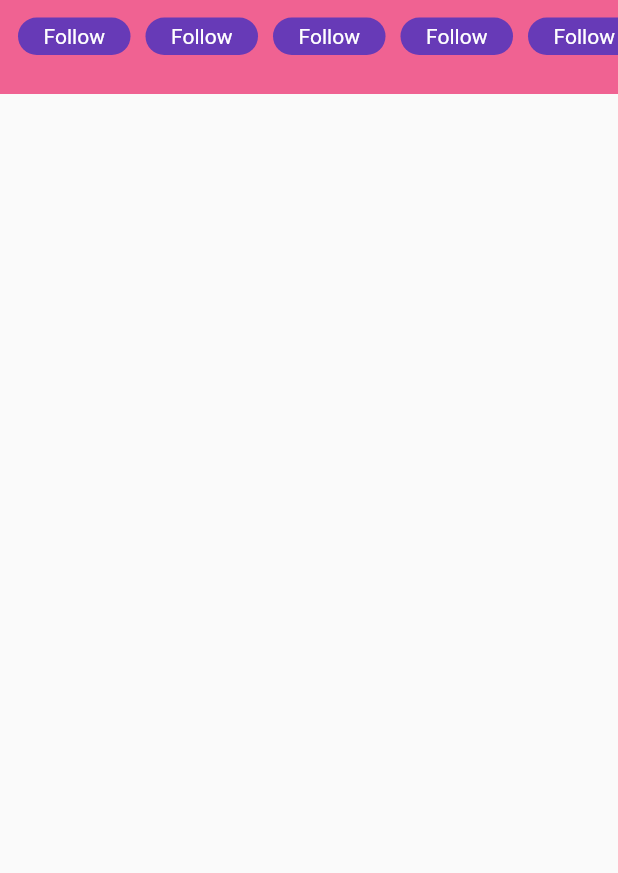
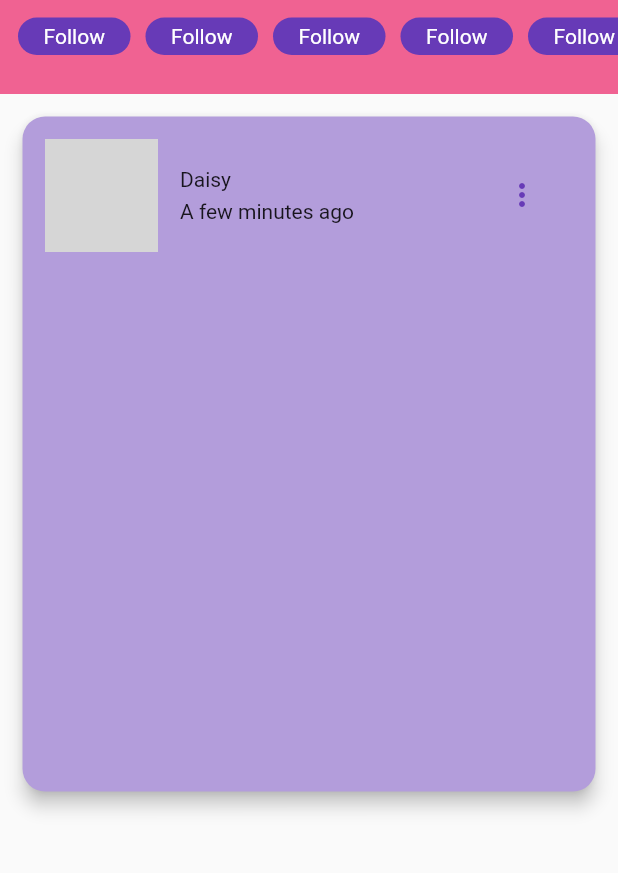
Before and after one commit to algonacci/Fashion-App, a Flutter app: the screen it shows after launch, on a phone screen of 412 x 824 dp, the part 215-1088 px from its top. Run offline on Flutter 3.47's test engine with Material 2 defaults, Android fonts, the phone set to English and light mode, and no system bars; grey boxes are pictures that could not be loaded.

Commit message:
Update main.dart

```diff
--- a/lib/main.dart
+++ b/lib/main.dart
@@ -114,6 +114,71 @@ class _HomePageState extends State<HomePage> {
                 ),
               ],
             ),
+          ),
+          Padding(
+            padding: const EdgeInsets.all(15),
+            child: Material(
+              elevation: 5,
+              color: Colors.deepPurple.shade200,
+              borderRadius: BorderRadius.circular(
+                15,
+              ),
+              child: Container(
+                width: double.infinity,
+                height: 450,
+                padding: const EdgeInsets.all(15),
+                child: Column(
+                  children: [
+                    Row(
+                      children: [
+                        Container(
+                          width: 75,
+                          height: 75,
+                          decoration: BoxDecoration(
+                            borderRadius: BorderRadius.circular(
+                              40,
+                            ),
+                            image: const DecorationImage(
+                              image: AssetImage(
+                                'assets/images/model-1.jpg',
+                              ),
+                              fit: BoxFit.cover,
+                            ),
+                          ),
+                        ),
+                        const SizedBox(
+                          width: 15,
+                        ),
+                        Container(
+                          child: const Column(
+                            crossAxisAlignment: CrossAxisAlignment.start,
+                            children: [
+                              Text(
+                                'Daisy',
+                              ),
+                              SizedBox(
+                                height: 5,
+                              ),
+                              Text(
+                                'A few minutes ago',
+                              ),
+                            ],
+                          ),
+                        ),
+                        const SizedBox(
+                          width: 100,
+                        ),
+                        const Icon(
+                          Icons.more_vert,
+                          color: Colors.deepPurple,
+                          size: 24,
+                        ),
+                      ],
+                    )
+                  ],
+                ),
+              ),
+            ),
           )
         ],
       ),
```
